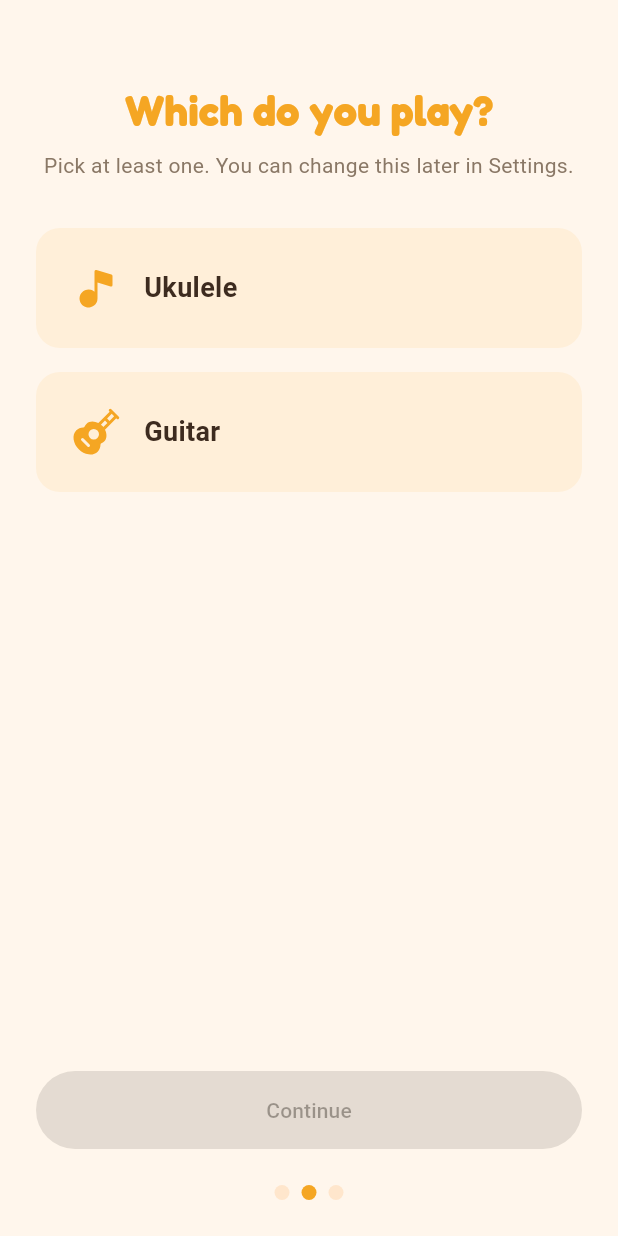
After one commit to SirBepy/joes_tabs, a Flutter app: the screen it shows after launch, after a tap on "Get started", on a phone screen of 412 x 824 dp. The commit adds this screen. Run offline on Flutter 3.47's test engine with Material 3 defaults, Android fonts, the phone set to English and light mode, and no system bars; our stand-ins replace drift, flutter_riverpod, freezed_annotation, go_router, google_mobile_ads, phosphor_flutter and 2 more; missing offline and left inert: dart:js_interop, sqlite3; accounts and stored records are empty; generated files the repository leaves out were written again; statements that could not run were skipped.

Commit message:
FEAT: add first-launch onboarding wizard with splash gating

```diff
--- a/apps/app/lib/router/app_router.dart
+++ b/apps/app/lib/router/app_router.dart
@@ -3,6 +3,7 @@ import 'package:go_router/go_router.dart';
 import '../screens/chords_screen.dart';
 import '../screens/home_screen.dart';
 import '../screens/login_screen.dart';
+import '../screens/onboarding/onboarding_screen.dart';
 import '../screens/register_screen.dart';
 import '../screens/saved_screen.dart';
 import '../screens/search_screen.dart';
@@ -64,6 +65,10 @@ GoRouter buildRouter({String initialLocation = AppRoutes.splash}) {
         ],
       ),
       GoRoute(
+        path: AppRoutes.onboarding,
+        builder: (context, state) => const OnboardingScreen(),
+      ),
+      GoRoute(
         path: AppRoutes.thankYou,
         builder: (context, state) => const ThankYouScreen(),
       ),
--- a/apps/app/lib/router/app_routes.dart
+++ b/apps/app/lib/router/app_routes.dart
@@ -2,6 +2,10 @@
 /// the drawer, screens, and tests refer to routes without string drift.
 abstract final class AppRoutes {
   static const String splash = '/splash';
+
+  /// First-run onboarding wizard. Lives outside the [ShellRoute] so it renders
+  /// without the drawer/top-bar chrome.
+  static const String onboarding = '/onboarding';
   static const String home = '/';
   static const String trending = '/trending';
   static const String saved = '/saved';
--- /dev/null
+++ b/apps/app/lib/screens/onboarding/onboarding_screen.dart
@@ -0,0 +1,366 @@
+import 'package:flutter/material.dart';
+import 'package:flutter_riverpod/flutter_riverpod.dart';
+import 'package:go_router/go_router.dart';
+import 'package:models/models.dart';
+import 'package:phosphor_flutter/phosphor_flutter.dart';
+
+import '../../router/app_routes.dart';
+import '../../state/settings_provider.dart';
+import '../../theme/app_colors.dart';
+import '../../theme/app_spacing.dart';
+import '../../widgets/brand_mascot.dart';
+
+/// First-run onboarding wizard (spec sections 3-5). A three-step [PageView]:
+///
+///   1. Welcome - brand + mascot placeholder, "Get started".
+///   2. Instrument - "Which do you play?" multi-select, min one to continue.
+///   3. Account - sign in / create account / skip, each finishing onboarding.
+///
+/// Onboarding is one-time: completion (any path out of the Account step) sets
+/// `onboardingComplete = true` so the splash never routes here again.
+class OnboardingScreen extends ConsumerStatefulWidget {
+  const OnboardingScreen({super.key});
+
+  @override
+  ConsumerState<OnboardingScreen> createState() => _OnboardingScreenState();
+}
+
+class _OnboardingScreenState extends ConsumerState<OnboardingScreen> {
+  static const int _stepCount = 3;
+
+  final _controller = PageController();
+  int _page = 0;
+
+  /// Instruments selected on the Instrument step. Starts EMPTY (the user must
+  /// pick at least one); committed to [instrumentsProvider] on continue.
+  final Set<String> _selectedInstruments = <String>{};
+
+  @override
+  void dispose() {
+    _controller.dispose();
+    super.dispose();
+  }
+
+  void _goTo(int page) {
+    _controller.animateToPage(
+      page,
+      duration: const Duration(milliseconds: 300),
+      curve: Curves.easeInOut,
+    );
+  }
+
+  void _toggleInstrument(String slug) {
+    setState(() {
+      if (_selectedInstruments.contains(slug)) {
+        _selectedInstruments.remove(slug);
+      } else {
+        _selectedInstruments.add(slug);
+      }
+    });
+  }
+
+  Future<void> _commitInstrumentsAndContinue() async {
+    if (_selectedInstruments.isEmpty) return;
+    await ref
+        .read(instrumentsProvider.notifier)
+        .set(Set<String>.from(_selectedInstruments));
+    _goTo(2);
+  }
+
+  /// Marks onboarding complete (persisted) then routes to [destination]. Used by
+  /// all three Account-step actions so the wizard never reappears.
+  Future<void> _finishOnboarding(String destination) async {
+    await ref
+        .read(appSettingsRepositoryProvider)
+        .update(onboardingComplete: true);
+    if (!mounted) return;
+    context.go(destination);
+  }
+
+  @override
+  Widget build(BuildContext context) {
+    return Scaffold(
+      backgroundColor: AppColors.cream,
+      body: SafeArea(
+        child: Column(
+          children: [
+            Expanded(
+              child: PageView(
+                key: const Key('onboarding-pageview'),
+                controller: _controller,
+                // Steps must be driven by the buttons (and gated on the
+                // instrument step), not by free swiping.
+                physics: const NeverScrollableScrollPhysics(),
+                onPageChanged: (page) => setState(() => _page = page),
+                children: [
+                  _WelcomeStep(onGetStarted: () => _goTo(1)),
+                  _InstrumentStep(
+                    selected: _selectedInstruments,
+                    onToggle: _toggleInstrument,
+                    onContinue: _commitInstrumentsAndContinue,
+                  ),
+                  _AccountStep(
+                    onSignIn: () => _finishOnboarding(AppRoutes.login),
+                    onCreateAccount: () =>
+                        _finishOnboarding(AppRoutes.register),
+                    onSkip: () => _finishOnboarding(AppRoutes.home),
+                  ),
+                ],
+              ),
+            ),
+            _ProgressDots(count: _stepCount, current: _page),
+            const SizedBox(height: AppSpacing.lg),
+          ],
+        ),
+      ),
+    );
+  }
+}
+
+/// Progress indicator: one dot per step, the current step filled orange.
+class _ProgressDots extends StatelessWidget {
+  const _ProgressDots({required this.count, required this.current});
+
+  final int count;
+  final int current;
+
+  @override
+  Widget build(BuildContext context) {
+    return Row(
+      key: const Key('onboarding-progress-dots'),
+      mainAxisAlignment: MainAxisAlignment.center,
+      children: [
+        for (var i = 0; i < count; i++)
+          Container(
+            width: 10,
+            height: 10,
+            margin: const EdgeInsets.symmetric(horizontal: AppSpacing.xs),
+            decoration: BoxDecoration(
+              shape: BoxShape.circle,
+              color: i == current ? AppColors.orange : AppColors.peach,
+            ),
+          ),
+      ],
+    );
+  }
+}
+
+/// Step 1: branded welcome with the mascot placeholder.
+class _WelcomeStep extends StatelessWidget {
+  const _WelcomeStep({required this.onGetStarted});
+
+  final VoidCallback onGetStarted;
+
+  @override
+  Widget build(BuildContext context) {
+    return Padding(
+      padding: const EdgeInsets.all(AppSpacing.lg),
+      child: Column(
+        mainAxisAlignment: MainAxisAlignment.center,
+        children: [
+          // TODO(design): swap the Phosphor placeholder for the orange ukulele
+          // mascot art once the brand asset is delivered.
+          const BrandMascot(size: 160, icon: PhosphorIconsFill.guitar),
+          const SizedBox(height: AppSpacing.xl),
+          Text(
+            "JOE'S\nTABS",
+            textAlign: TextAlign.center,
+            style: Theme.of(
+              context,
+            ).textTheme.displaySmall?.copyWith(fontSize: 44, height: 1.0),
+          ),
+          const SizedBox(height: AppSpacing.md),
+          const Text(
+            'Chord sheets for ukulele and guitar, made simple.',
+            textAlign: TextAlign.center,
+            style: TextStyle(color: AppColors.textMuted),
+          ),
+          const SizedBox(height: AppSpacing.xl),
+          SizedBox(
+            width: double.infinity,
+            child: ElevatedButton(
+              key: const Key('onboarding-get-started'),
+              onPressed: onGetStarted,
+              child: const Text('Get started'),
+            ),
+          ),
+        ],
+      ),
+    );
+  }
+}
+
+/// Step 2: instrument multi-select. Continue is disabled until at least one is
+/// chosen. The card list is driven by [kSupportedInstrumentSlugs] so adding a
+/// new supported instrument needs no change here.
+class _InstrumentStep extends StatelessWidget {
+  const _InstrumentStep({
+    required this.selected,
+    required this.onToggle,
+    required this.onContinue,
+  });
+
+  final Set<String> selected;
+  final void Function(String slug) onToggle;
+  final VoidCallback onContinue;
+
+  @override
+  Widget build(BuildContext context) {
+    final canContinue = selected.isNotEmpty;
+    return Padding(
+      padding: const EdgeInsets.all(AppSpacing.lg),
+      child: Column(
+        crossAxisAlignment: CrossAxisAlignment.stretch,
+        children: [
+          const SizedBox(height: AppSpacing.xl),
+          Text(
+            'Which do you play?',
+            textAlign: TextAlign.center,
+            style: Theme.of(context).textTheme.headlineMedium,
+          ),
+          const SizedBox(height: AppSpacing.sm),
+          const Text(
+            'Pick at least one. You can change this later in Settings.',
+            textAlign: TextAlign.center,
+            style: TextStyle(color: AppColors.textMuted),
+          ),
+          const SizedBox(height: AppSpacing.xl),
+          for (final slug in kSupportedInstrumentSlugs) ...[
+            _InstrumentCard(
+              slug: slug,
+              selected: selected.contains(slug),
+              onTap: () => onToggle(slug),
+            ),
+            const SizedBox(height: AppSpacing.md),
+          ],
+          const Spacer(),
+          SizedBox(
+            width: double.infinity,
+            child: ElevatedButton(
+              key: const Key('onboarding-instrument-continue'),
+              onPressed: canContinue ? onContinue : null,
+              child: const Text('Continue'),
+            ),
+          ),
+        ],
+      ),
+    );
+  }
+}
+
+/// A single selectable instrument card. Selected cards fill orange with a check.
+class _InstrumentCard extends StatelessWidget {
+  const _InstrumentCard({
+    required this.slug,
+    required this.selected,
+    required this.onTap,
+  });
+
+  final String slug;
+  final bool selected;
+  final VoidCallback onTap;
+
+  @override
+  Widget build(BuildContext context) {
+    return Material(
+      color: selected ? AppColors.orange : AppColors.cardPeach,
+      borderRadius: BorderRadius.circular(AppSpacing.radius),
+      child: InkWell(
+        key: Key('onboarding-instrument-$slug'),
+        borderRadius: BorderRadius.circular(AppSpacing.radius),
+        onTap: onTap,
+        child: Padding(
+          padding: const EdgeInsets.all(AppSpacing.lg),
+          child: Row(
+            children: [
+              Icon(
+                slug == ChordShapes.guitar
+                    ? PhosphorIconsFill.guitar
+                    : PhosphorIconsFill.musicNote,
+                color: selected ? AppColors.white : AppColors.orange,
+                size: 32,
+              ),
+              const SizedBox(width: AppSpacing.md),
+              Text(
+                instrumentDisplayName(slug),
+                style: TextStyle(
+                  fontWeight: FontWeight.w700,
+                  fontSize: 18,
+                  color: selected ? AppColors.white : AppColors.textDark,
+                ),
+              ),
+              const Spacer(),
+              if (selected)
+                const Icon(
+                  PhosphorIconsFill.checkCircle,
+                  color: AppColors.white,
+                  size: 28,
+                ),
+            ],
+          ),
+        ),
+      ),
+    );
+  }
+}
+
+/// Step 3: account. Each action persists `onboardingComplete = true` before it
+/// navigates, so onboarding is one-time regardless of which path is taken.
+class _AccountStep extends StatelessWidget {
+  const _AccountStep({
+    required this.onSignIn,
+    required this.onCreateAccount,
+    required this.onSkip,
+  });
+
+  final VoidCallback onSignIn;
+  final VoidCallback onCreateAccount;
+  final VoidCallback onSkip;
+
+  @override
+  Widget build(BuildContext context) {
+    return Padding(
+      padding: const EdgeInsets.all(AppSpacing.lg),
+      child: Column(
+        crossAxisAlignment: CrossAxisAlignment.stretch,
+        mainAxisAlignment: MainAxisAlignment.center,
+        children: [
+          const Center(
+            child: BrandMascot(size: 120, icon: PhosphorIconsFill.heart),
+          ),
+          const SizedBox(height: AppSpacing.xl),
+          Text(
+            'Sync your favorites',
+            textAlign: TextAlign.center,
+            style: Theme.of(context).textTheme.headlineMedium,
+          ),
+          const SizedBox(height: AppSpacing.sm),
+          const Text(
+            'Sign in to keep your saved tabs across devices, '
+            'or skip and start playing right away.',
+            textAlign: TextAlign.center,
+            style: TextStyle(color: AppColors.textMuted),
+          ),
+          const SizedBox(height: AppSpacing.xl),
+          ElevatedButton(
+            key: const Key('onboarding-sign-in'),
+            onPressed: onSignIn,
+            child: const Text('Sign in'),
+          ),
+          const SizedBox(height: AppSpacing.sm),
+          ElevatedButton(
+            key: const Key('onboarding-create-account'),
+            onPressed: onCreateAccount,
+            child: const Text('Create account'),
+          ),
+          const SizedBox(height: AppSpacing.sm),
+          TextButton(
+            key: const Key('onboarding-skip'),
+            onPressed: onSkip,
+            child: const Text('Skip for now'),
+          ),
+        ],
+      ),
+    );
+  }
+}
--- a/apps/app/lib/screens/splash_screen.dart
+++ b/apps/app/lib/screens/splash_screen.dart
@@ -1,31 +1,39 @@
 import 'dart:async';
 
 import 'package:flutter/material.dart';
+import 'package:flutter_riverpod/flutter_riverpod.dart';
 import 'package:go_router/go_router.dart';
 import 'package:phosphor_flutter/phosphor_flutter.dart';
 
 import '../router/app_routes.dart';
+import '../state/settings_provider.dart';
 import '../theme/app_colors.dart';
 import '../theme/app_spacing.dart';
 
 /// Branded launch screen (per `docs/design/screens/splash-screen.md`). Shown
-/// briefly, then auto-advances to Home.
-class SplashScreen extends StatefulWidget {
+/// briefly, then auto-advances: first-run users (onboarding not complete) go to
+/// the onboarding wizard, returning users go to Home.
+class SplashScreen extends ConsumerStatefulWidget {
   const SplashScreen({super.key});
 
   @override
-  State<SplashScreen> createState() => _SplashScreenState();
+  ConsumerState<SplashScreen> createState() => _SplashScreenState();
 }
 
-class _SplashScreenState extends State<SplashScreen> {
+class _SplashScreenState extends ConsumerState<SplashScreen> {
   Timer? _timer;
 
   @override
   void initState() {
     super.initState();
-    // Timer-based advance; startup init already happened in main().
+    // Timer-based advance; startup init already happened in main(). The
+    // destination depends on whether onboarding was completed on a prior run.
     _timer = Timer(const Duration(milliseconds: 1500), () {
-      if (mounted) context.go(AppRoutes.home);
+      if (!mounted) return;
+      final onboardingComplete = ref
+          .read(initialAppSettingsProvider)
+          .onboardingComplete;
+      context.go(onboardingComplete ? AppRoutes.home : AppRoutes.onboarding);
     });
   }
 
```
Also changed, not shown: 1 other file.
